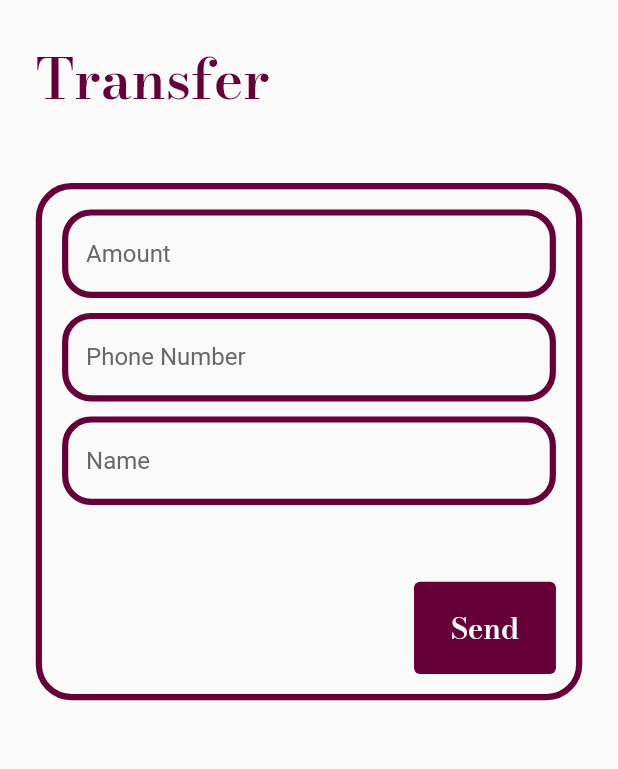
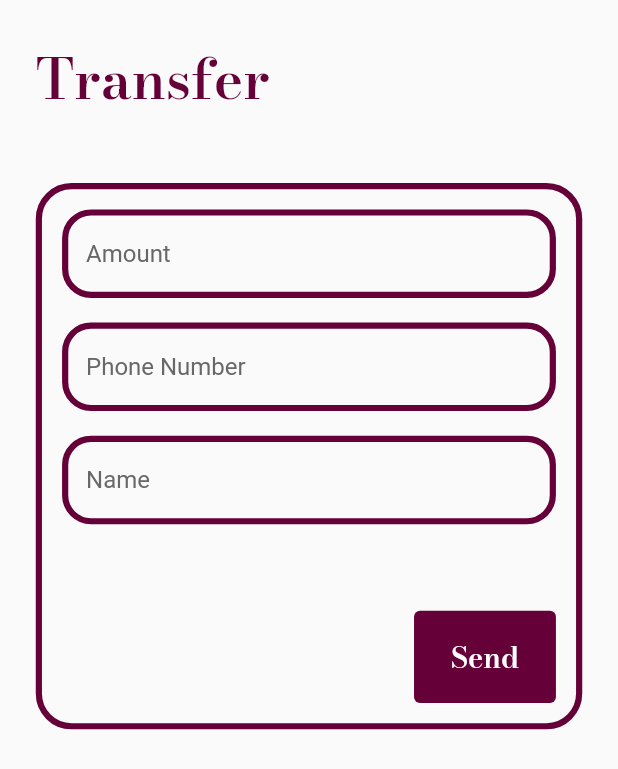
Before and after one commit to Isaiahcodes-3321/I_Bank, a Flutter app: the TransferTab screen opened directly, on a phone screen of 412 x 824 dp. Shown: the top 769 px of the screen. Run offline on Flutter 3.47's test engine with Material 2 defaults, Android fonts, the phone set to English and light mode, and no system bars; our stand-ins replace connectivity_plus, curved_navigation_bar, date_format, flutter_spinkit, hive, hive_flutter and 2 more; missing offline and left inert: clickable_list_wheel_view, flutter_dialogs, pattern_formatter; accounts and stored records are empty.

Commit message:
Update on Logo

```diff
--- a/bank_app/lib/Constant/reUsedTextField.dart
+++ b/bank_app/lib/Constant/reUsedTextField.dart
@@ -1,7 +1,7 @@
 import 'package:flutter/material.dart';
 import 'package:flutter/services.dart';
-
 import 'Themes.dart';
+import 'package:responsive_sizer/responsive_sizer.dart';
 
 class ReUsedTextField extends StatelessWidget {
   ReUsedTextField({
@@ -25,7 +25,7 @@ class ReUsedTextField extends StatelessWidget {
         TextFormField(
           controller: controller,
           keyboardType: keyboardType,
-          inputFormatters: inputFormatters, // Add the formatter here
+          inputFormatters: inputFormatters,
           decoration: InputDecoration(
             focusColor: Colors.white,
             hintText: hintText,
@@ -38,7 +38,7 @@ class ReUsedTextField extends StatelessWidget {
           ),
           onChanged: onChanged,
         ),
-        SizedBox(height: 10), // Adjust the spacing as needed
+        SizedBox(height: 2.h),
       ],
     );
   }
--- a/bank_app/lib/Screen/dashBoard.dart
+++ b/bank_app/lib/Screen/dashBoard.dart
@@ -1,5 +1,4 @@
 import 'dart:async';
-
 import 'package:flutter/material.dart';
 import 'package:responsive_sizer/responsive_sizer.dart';
 import 'package:curved_navigation_bar/curved_navigation_bar.dart';
--- a/bank_app/lib/SplashScreen/splashScreen.dart
+++ b/bank_app/lib/SplashScreen/splashScreen.dart
@@ -32,7 +32,7 @@ Timer? _timer;
    return Scaffold(
       body: SizedBox(height: double.infinity, width: double.infinity,
       child: Container( color: Color.fromRGBO(101, 0, 56, 1.0),
-        child: Center(child: Image.asset("images/logo.png")),)),
+        child: Center(child: Image.asset("images/IbankLogo.PNG")),)),
     );
   }
 }
```
Also changed, not shown: bank_app/images/IbankLogo.PNG (added), bank_app/lib/Screen/InbuiltScreens/transfer.dart (line endings or trailing spaces).
